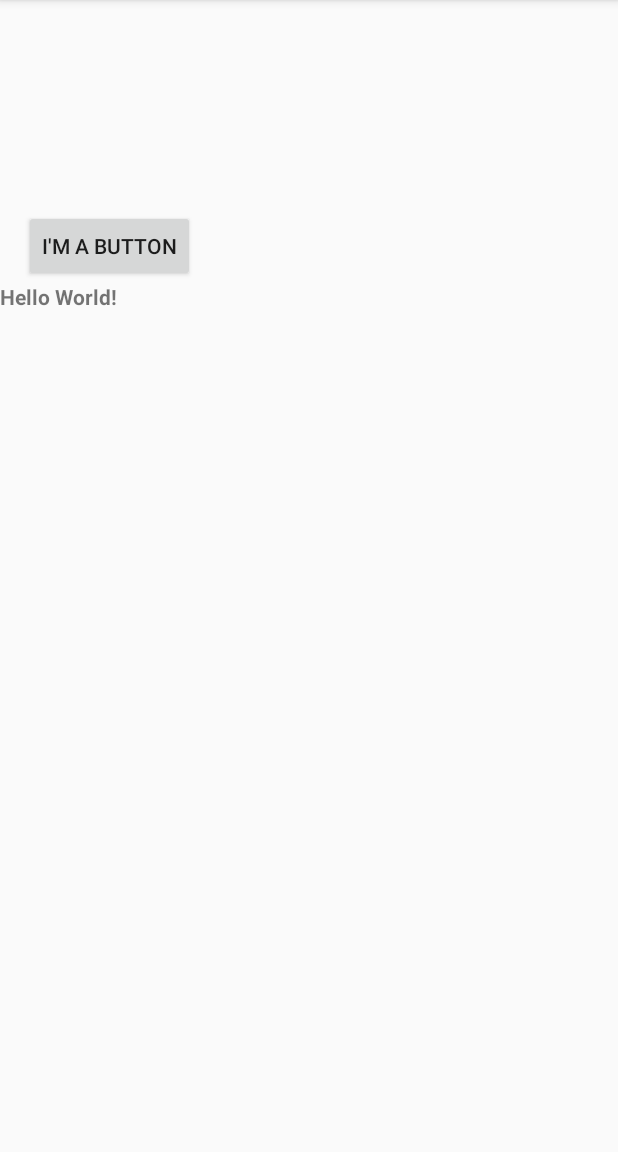
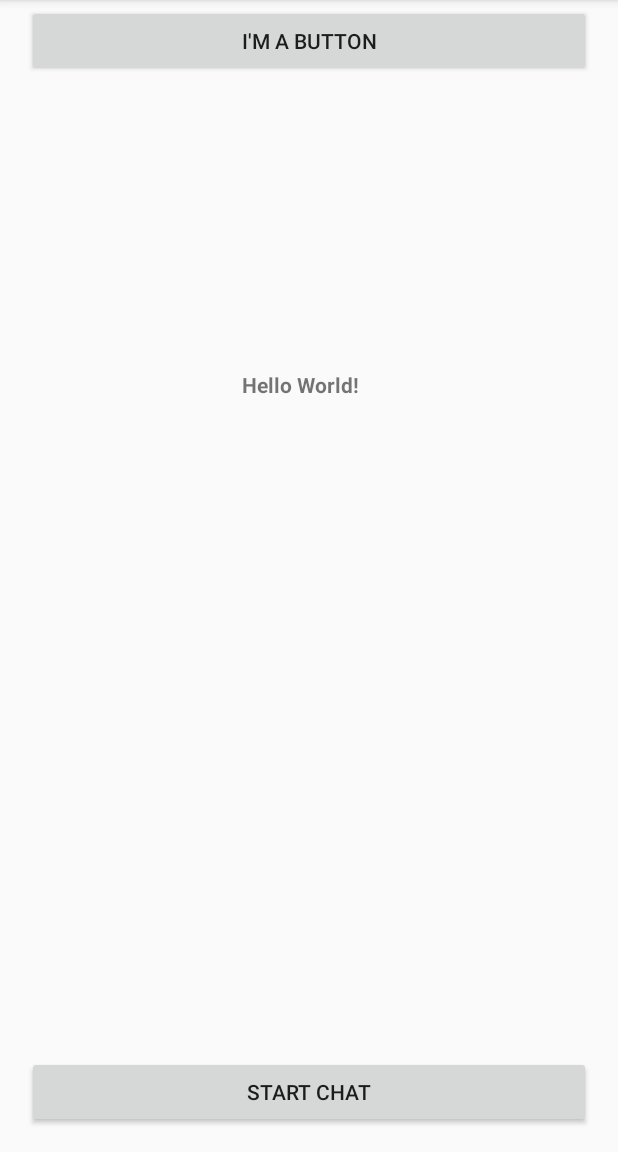
Before and after one commit to RBCK225/AndroidLabs, an Android app: the StartActivity screen opened directly, with no data from a screen before it, on a phone screen of 412 x 824 dp, the part 84-1236 px from its top. Run offline under Robolectric (Android 15) with nearby library versions, the phone set to English and light mode, and no system bars.

Commit message:
Final Commit for Lab4

```diff
--- a/app/build.gradle
+++ b/app/build.gradle
@@ -2,7 +2,7 @@ apply plugin: 'com.android.application'
 
 android {
     compileSdkVersion 26
-    buildToolsVersion "26.0.1"
+    buildToolsVersion '26.0.2'
     defaultConfig {
         applicationId "com.example.robert.androidlabs"
         minSdkVersion 22
@@ -22,6 +22,7 @@ android {
 dependencies {
     implementation fileTree(dir: 'libs', include: ['*.jar'])
     implementation 'com.android.support.constraint:constraint-layout:1.0.2'
+    implementation 'com.android.support:appcompat-v7:26.1.0'
     testImplementation 'junit:junit:4.12'
     androidTestImplementation('com.android.support.test.espresso:espresso-core:3.0.1', {
         exclude group: 'com.android.support', module: 'support-annotations'
--- a/app/src/main/java/com/example/robert/androidlabs/StartActivity.java
+++ b/app/src/main/java/com/example/robert/androidlabs/StartActivity.java
@@ -17,7 +17,7 @@ public class StartActivity extends Activity {
         super.onCreate(savedInstanceState);
         setContentView(R.layout.activity_start);
 
-        Button startActivityButton =  (Button) findViewById(R.id.button) ;
+        Button startActivityButton = (Button) findViewById(R.id.button);
 
         startActivityButton.setOnClickListener(new View.OnClickListener() {
 
@@ -27,6 +27,19 @@ public class StartActivity extends Activity {
                 startActivityForResult(startIntent, 10);
 
             }
+        });
+
+        Button chatStart = findViewById(R.id.button4);
+
+        chatStart.setOnClickListener(new View.OnClickListener() {
+
+            @Override
+            public void onClick(View view) {
+                Log.i("StartActivity", "User clicked Start Chat");
+                Intent chatIntent = new Intent(getApplicationContext(), ChatWindow.class);
+                startActivityForResult(chatIntent, 10);
+            }
+
         });
     }
 
--- a/app/src/main/res/layout/activity_start.xml
+++ b/app/src/main/res/layout/activity_start.xml
@@ -1,31 +1,53 @@
 <?xml version="1.0" encoding="utf-8"?>
-<LinearLayout xmlns:android="http://schemas.android.com/apk/res/android"
+<android.support.constraint.ConstraintLayout xmlns:android="http://schemas.android.com/apk/res/android"
     xmlns:app="http://schemas.android.com/apk/res-auto"
     xmlns:tools="http://schemas.android.com/tools"
+    android:id="@+id/linearLayout"
     android:layout_width="match_parent"
     android:layout_height="match_parent"
-    android:orientation="vertical"
     tools:context="com.example.robert.androidlabs.StartActivity"
     tools:layout_editor_absoluteX="0dp"
     tools:layout_editor_absoluteY="81dp">
 
 
+    <TextView
+        android:id="@+id/textView"
+        android:layout_width="90dp"
+        android:layout_height="0dp"
+        android:layout_marginBottom="182dp"
+        android:baselineAligned="false"
+        android:text="@string/hello_message"
+        android:textStyle="bold"
+        app:layout_constraintBottom_toTopOf="@+id/button4"
+        app:layout_constraintEnd_toEndOf="parent"
+        app:layout_constraintStart_toStartOf="parent"
+        app:layout_constraintTop_toBottomOf="@+id/button" />
+
     <Button
         android:id="@+id/button"
-        android:layout_width="wrap_content"
+        android:layout_width="0dp"
         android:layout_height="wrap_content"
-        android:layout_marginStart="16dp"
-        android:layout_marginTop="140dp"
+        android:layout_marginBottom="195dp"
+        android:layout_marginEnd="18dp"
+        android:layout_marginStart="18dp"
+        android:layout_marginTop="3dp"
         android:text="@string/ButtonText"
+        app:layout_constraintBottom_toTopOf="@+id/textView"
+        app:layout_constraintEnd_toEndOf="parent"
         app:layout_constraintStart_toStartOf="parent"
         app:layout_constraintTop_toTopOf="parent" />
 
-    <TextView
-        android:id="@+id/textView"
-        android:layout_width="match_parent"
+    <Button
+        android:id="@+id/button4"
+        android:layout_width="0dp"
         android:layout_height="wrap_content"
-        android:baselineAligned="false"
-        android:text="@string/hello_message"
-        android:textStyle="bold" />
+        android:layout_marginBottom="16dp"
+        android:layout_marginEnd="18dp"
+        android:layout_marginStart="18dp"
+        android:text="@string/StartChat"
+        app:layout_constraintBottom_toBottomOf="parent"
+        app:layout_constraintEnd_toEndOf="parent"
+        app:layout_constraintStart_toStartOf="parent"
+        app:layout_constraintTop_toBottomOf="@+id/textView" />
 
-</LinearLayout>
+</android.support.constraint.ConstraintLayout>
--- a/app/src/main/res/values/strings.xml
+++ b/app/src/main/res/values/strings.xml
@@ -9,5 +9,7 @@
     <string name="RadioButtonText">Radio Button</string>
     <string name="CheckBoxText">Checkbox</string>
     <string name="LogInButton">Log In</string>
+    <string name="StartChat">Start Chat</string>
+    <string name="SendMessage">Send</string>
 
 </resources>
```
Also changed, not shown: app/src/main/AndroidManifest.xml (+6 -3 lines), app/src/main/java/com/example/robert/androidlabs/ChatWindow.java (added, +81 -0 lines), app/src/main/res/layout/activity_chat_window.xml (added, +43 -0 lines).
